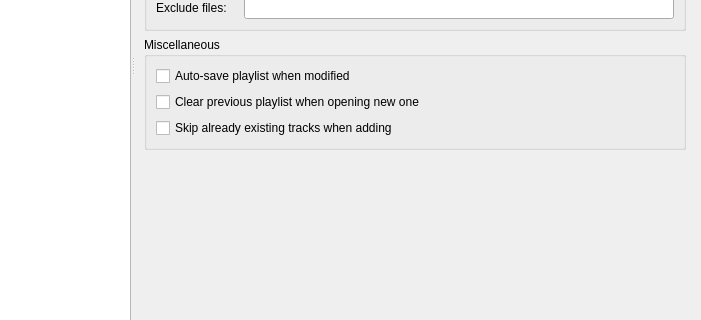
Qt form qmmp/src/qmmpui/forms/configdialog.ui (prinsbert/qmmp-dev) before a commit; both pictures show x 135 to 836 and y 253 to 573 of the 836 by 658 pixel window.
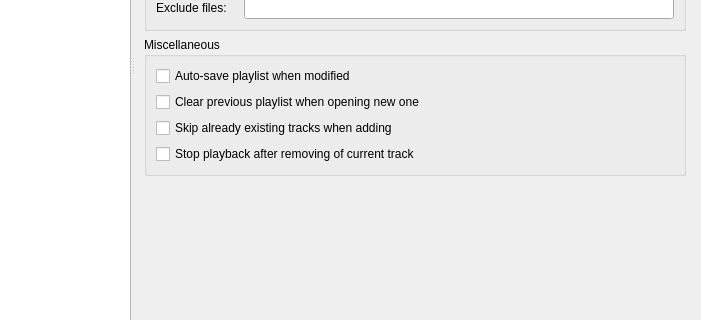
The same form after that commit. Icons and pictures are not drawn.

Commit message: added "stop playback after removing of current track"

Diff of the .ui file:
```diff
--- a/qmmp/src/qmmpui/forms/configdialog.ui
+++ b/qmmp/src/qmmpui/forms/configdialog.ui
@@ -230,6 +230,13 @@
              </property>
             </widget>
            </item>
+           <item>
+            <widget class="QCheckBox" name="stopAfterRemovingCheckBox">
+             <property name="text">
+              <string>Stop playback after removing of current track</string>
+             </property>
+            </widget>
+           </item>
           </layout>
          </widget>
         </item>
```
The commit also changes 9 other files.
